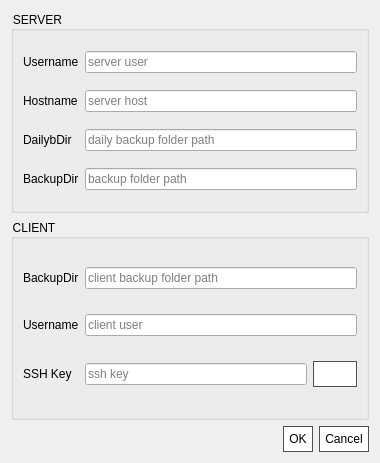
aeternesatiatus/SafeSync, file src/configdialog.ui: the form before one commit.
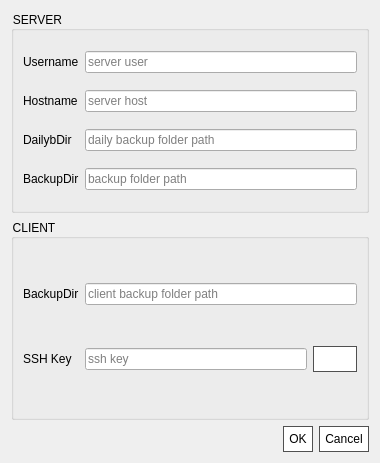
The form after the commit. Icons and pictures are not drawn.

Commit message: Added cyber duck feature

```diff
--- a/src/configdialog.ui
+++ b/src/configdialog.ui
@@ -136,20 +136,6 @@
       <string>CLIENT</string>
      </property>
      <layout class="QGridLayout" name="gridLayout_6">
-      <item row="3" column="0">
-       <widget class="QLabel" name="label_3">
-        <property name="text">
-         <string>SSH Key</string>
-        </property>
-       </widget>
-      </item>
-      <item row="3" column="2">
-       <widget class="QLineEdit" name="clientKeyLine">
-        <property name="placeholderText">
-         <string>ssh key</string>
-        </property>
-       </widget>
-      </item>
       <item row="1" column="0">
        <widget class="QLabel" name="userLabel_3">
         <property name="text">
@@ -160,14 +146,7 @@
         </property>
        </widget>
       </item>
-      <item row="2" column="0">
-       <widget class="QLabel" name="label">
-        <property name="text">
-         <string>Username</string>
-        </property>
-       </widget>
-      </item>
-      <item row="3" column="3">
+      <item row="2" column="3">
        <widget class="QPushButton" name="searchButton">
         <property name="text">
          <string/>
@@ -178,16 +157,6 @@
         </property>
        </widget>
       </item>
-      <item row="2" column="2" colspan="2">
-       <widget class="QLineEdit" name="clientUserLine">
-        <property name="alignment">
-         <set>Qt::AlignLeading|Qt::AlignLeft|Qt::AlignVCenter</set>
-        </property>
-        <property name="placeholderText">
-         <string>client user</string>
-        </property>
-       </widget>
-      </item>
       <item row="1" column="2" colspan="2">
        <widget class="QLineEdit" name="clientBackupLine">
         <property name="alignment">
@@ -198,6 +167,20 @@
         </property>
        </widget>
       </item>
+      <item row="2" column="0">
+       <widget class="QLabel" name="label_3">
+        <property name="text">
+         <string>SSH Key</string>
+        </property>
+       </widget>
+      </item>
+      <item row="2" column="2">
+       <widget class="QLineEdit" name="clientKeyLine">
+        <property name="placeholderText">
+         <string>ssh key</string>
+        </property>
+       </widget>
+      </item>
      </layout>
     </widget>
    </item>
```
The commit also changes 2 other files.
